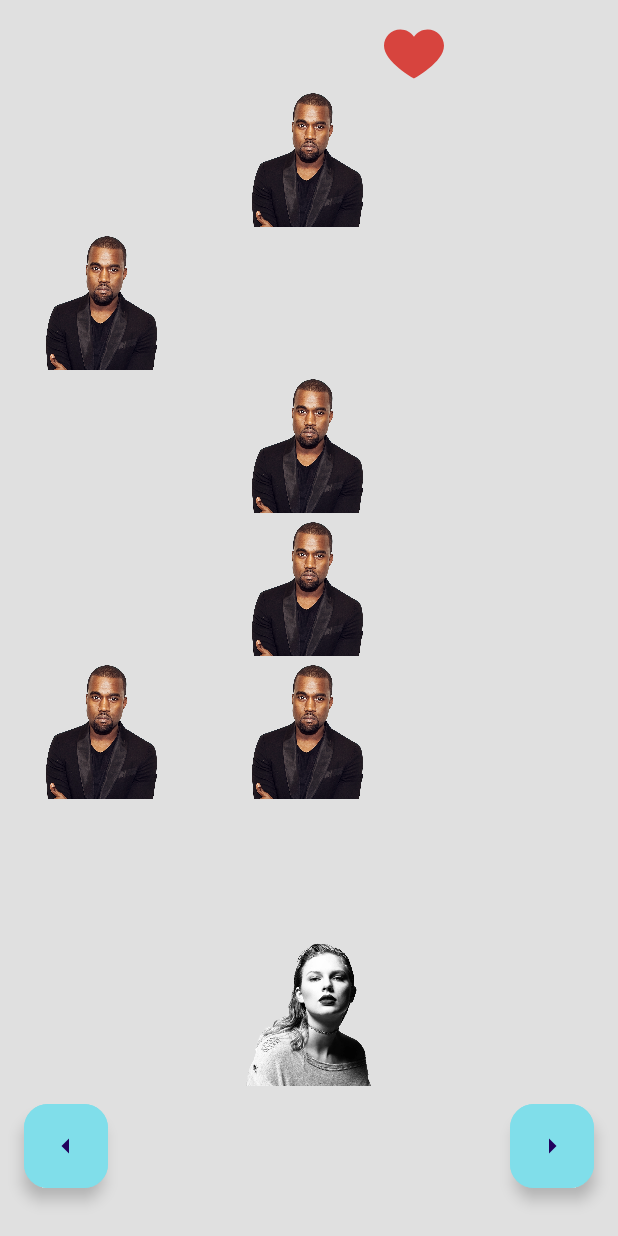
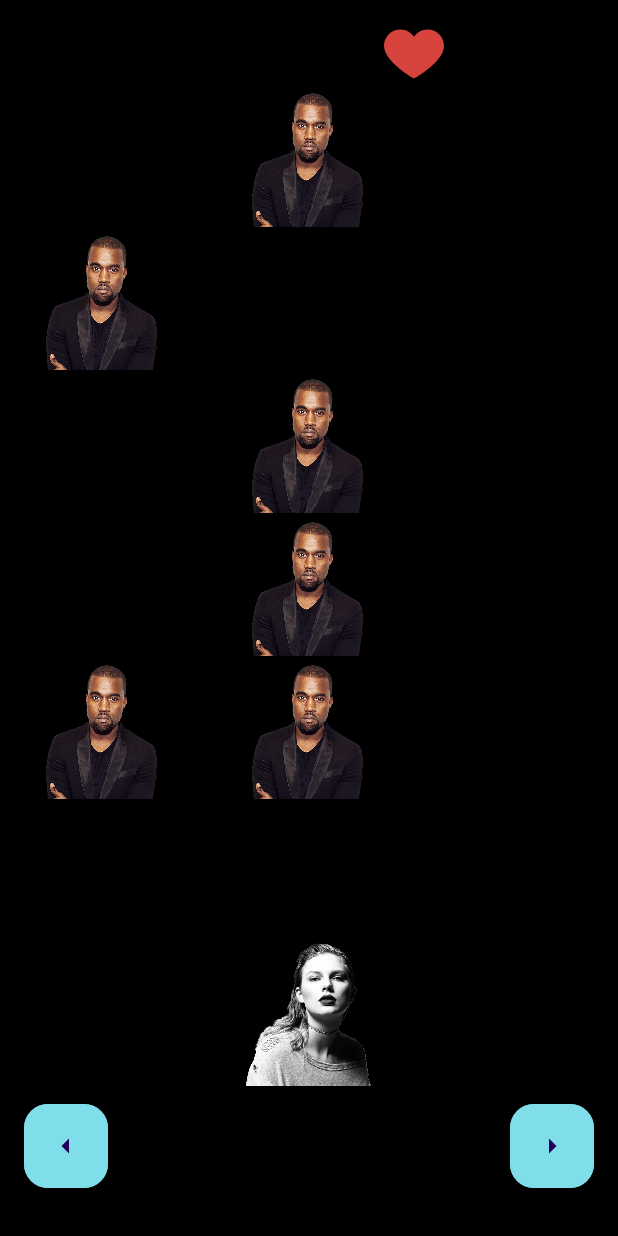
Before and after one commit to GalAlfandary/Taylor-VS-Kanye, an Android app: the screen it shows after launch (MainActivity), on a phone screen of 412 x 824 dp. Run offline under Robolectric (Android 15) with nearby library versions, the phone set to English and light mode, and no system bars.

Commit message:
background colors change

```diff
--- a/app/src/main/res/layout/activity_main.xml
+++ b/app/src/main/res/layout/activity_main.xml
@@ -6,7 +6,7 @@
     android:layout_width="match_parent"
     android:layout_height="match_parent"
     tools:context=".MainActivity"
-    android:background="@color/light_grey_300">
+    android:background="@color/black">
 
 
 
```
